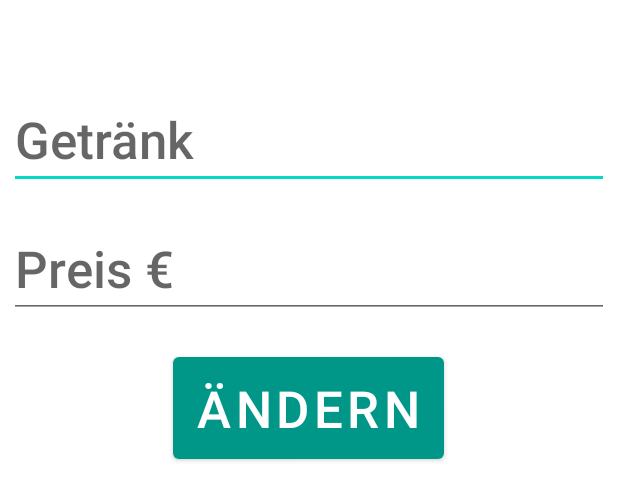
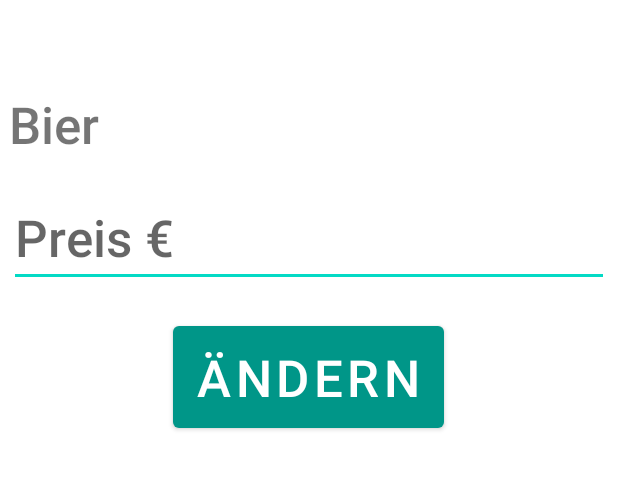
Before and after one commit to hitmarcer/kasse, an Android app: the layout edit_drink.xml on its own in the app's theme, with its tools: preview values and no code run, on a phone screen of 412 x 824 dp. Shown: the top 500 px of the screen. Run offline under Robolectric (Android 15) with nearby library versions, the phone set to English and light mode, and no system bars.

Commit message:
Bugfixes and Release Candidate APK

```diff
--- a/app/src/main/res/layout/edit_drink.xml
+++ b/app/src/main/res/layout/edit_drink.xml
@@ -16,7 +16,18 @@
         app:layout_constraintStart_toStartOf="parent"
         app:layout_constraintTop_toTopOf="parent">
 
-        <EditText
+        <TextView
+            android:id="@+id/tvDrinkEdit"
+            android:layout_width="400dp"
+            android:layout_height="wrap_content"
+            android:layout_marginTop="10dp"
+            android:layout_marginBottom="10dp"
+            android:ems="10"
+            android:fontFamily="sans-serif-medium"
+            android:textSize="34sp"
+            tools:text="Bier" />
+
+        <!--<EditText
             android:id="@+id/tfDrinkNameEdit"
             android:inputType="none"
             android:layout_width="400dp"
@@ -27,7 +38,7 @@
             android:ems="10"
             android:fontFamily="sans-serif-medium"
             android:hint="@string/drink"
-            android:textSize="34sp" />
+            android:textSize="34sp" />-->
 
         <EditText
             android:id="@+id/tfDrinkPriceEdit"
```
Also changed, not shown: app/src/main/java/huette/kasse/activities/EditDrink.kt (+25 -16 lines), app/src/main/java/huette/kasse/activities/Uebersicht.kt (+18 -20 lines).
